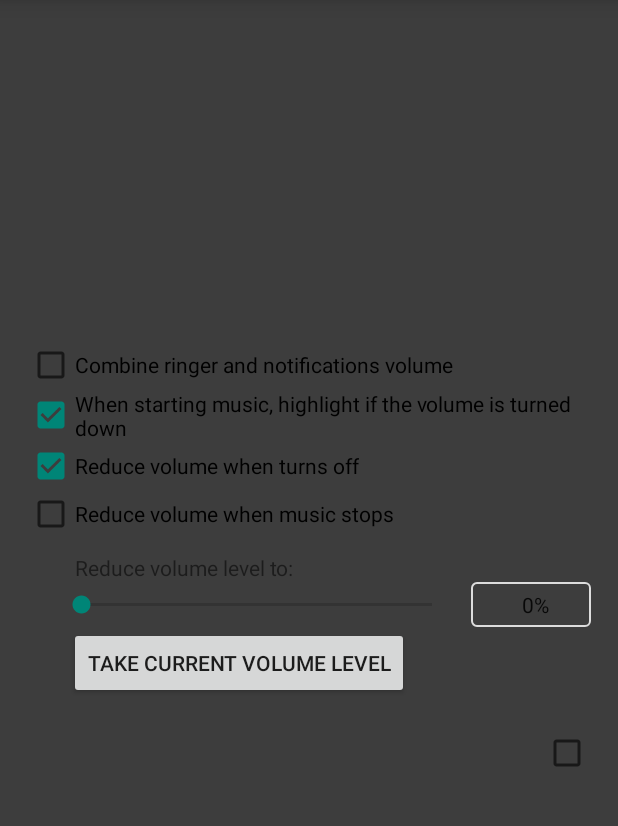
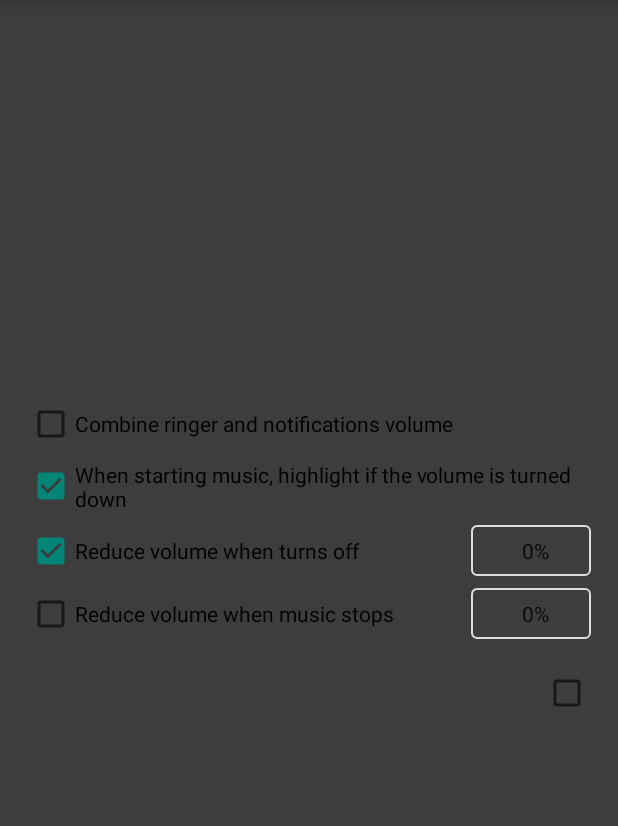
Before and after one commit to dstd/Keepitquiet, an Android app: the screen it shows after launch (MainActivity), on a phone screen of 412 x 824 dp, the part 59-885 px from its top. Run offline under Robolectric (Android 15) with nearby library versions, the phone set to English and light mode, and no system bars.

Commit message:
Separate volume values for each option

```diff
--- a/app/src/main/java/dstd/github/keepitquiet/MainActivity.kt
+++ b/app/src/main/java/dstd/github/keepitquiet/MainActivity.kt
@@ -1,17 +1,16 @@
 package dstd.github.keepitquiet
 
-import android.app.Activity
+import android.app.AlertDialog
 import android.app.NotificationManager
 import android.content.Context
 import android.content.Intent
-import android.media.AudioManager
 import android.os.Build
 import android.os.Bundle
 import android.provider.Settings
-import android.widget.SeekBar
+import androidx.fragment.app.FragmentActivity
 import dstd.github.keepitquiet.databinding.ActivityMainBinding
 
-class MainActivity: Activity() {
+class MainActivity: FragmentActivity(), VolumeLevelDialog.Delegate {
     private val settings = App.dependencies.settings
 
     private lateinit var views: ActivityMainBinding
@@ -30,12 +29,13 @@ class MainActivity: Activity() {
             setOnClickListener { applyReduceState() }
         }
 
-        views.volumeLevel.apply {
-            setOnSeekBarChangeListener(seekBarListener)
-            max = 100
+        views.reduceWhenOffLevel.apply {
+            setOnClickListener { chooseLevel(TAG_TURN_OFF) }
         }
 
-        views.takeCurrent.setOnClickListener { takeCurrentVolume() }
+        views.reduceWhenStopMusicLevel.apply {
+            setOnClickListener { chooseLevel(TAG_MUSIC_STOP) }
+        }
 
         views.combineVolume.apply {
             isChecked = settings.combineLevels
@@ -61,7 +61,7 @@ class MainActivity: Activity() {
             updateState()
         }
 
-        applyVolumeLevel()
+        updateLevelValues()
         StateService.applyActiveState()
     }
 
@@ -89,30 +89,35 @@ class MainActivity: Activity() {
         settings.highlightMutedMusic = views.highlightMutedMusic.isChecked
     }
 
-    private fun takeCurrentVolume() {
-        val am = getSystemService(Context.AUDIO_SERVICE) as? AudioManager ?: return
-        settings.reducedVolumeLevel = am.getStreamVolume(AudioManager.STREAM_MUSIC)
-        applyVolumeLevel()
+    private fun chooseLevel(tag: String) {
+        val initialLevel = when (tag) {
+            TAG_TURN_OFF -> settings.screenOffLevel
+            TAG_MUSIC_STOP -> settings.musicStopLevel
+            else -> return
+        }
+        VolumeLevelDialog().withVolumeLevel(initialLevel).show(supportFragmentManager, tag)
     }
 
-    private fun applyVolumeLevel() {
-        val am = getSystemService(Context.AUDIO_SERVICE) as? AudioManager ?: return
-        views.volumeLevel.apply {
-            max = am.getStreamMaxVolume(AudioManager.STREAM_MUSIC)
-            progress = settings.reducedVolumeLevel
-            seekBarListener.onProgressChanged(this, progress, false)
-        }
+    private fun updateLevelValues() {
+        views.reduceWhenOffLevel.text = getString(R.string.volume_level_percent, volumePercent(settings.screenOffLevel))
+        views.reduceWhenStopMusicLevel.text = getString(R.string.volume_level_percent, volumePercent(settings.musicStopLevel))
     }
 
-    private val seekBarListener = object : SeekBar.OnSeekBarChangeListener {
-        override fun onProgressChanged(seekBar: SeekBar, progress: Int, fromUser: Boolean) {
-            val percent = if (seekBar.max > 0) progress * 100 / seekBar.max else 0
-            views.volumePercent.text = getString(R.string.volume_level_percent, percent)
-            if (fromUser)
-                settings.reducedVolumeLevel = seekBar.progress
+    override fun onVolumeChanged(dialog: VolumeLevelDialog, value: Int) {
+        when (dialog.tag) {
+            TAG_TURN_OFF ->
+                settings.screenOffLevel = value
+            TAG_MUSIC_STOP ->
+                settings.musicStopLevel = value
+            else ->
+                return
         }
 
-        override fun onStartTrackingTouch(seekBar: SeekBar) = Unit
-        override fun onStopTrackingTouch(seekBar: SeekBar) = Unit
+        updateLevelValues()
+    }
+
+    companion object {
+        const val TAG_TURN_OFF = "tag1"
+        const val TAG_MUSIC_STOP = "tag2"
     }
 }
--- a/app/src/main/java/dstd/github/keepitquiet/Settings.kt
+++ b/app/src/main/java/dstd/github/keepitquiet/Settings.kt
@@ -1,14 +1,22 @@
 package dstd.github.keepitquiet
 
 import android.content.Context
+import android.media.AudioManager
 import dstd.github.keepitquiet.utils.SimplePreferences
 
 class Settings(context: Context): SimplePreferences(context) {
     var combineLevels: Boolean by BoolPreference(false)
     var highlightMutedMusic: Boolean by BoolPreference(true)
     var reduceWhenOff: Boolean by BoolPreference(true)
+    var musicStopLevel: Int by IntPreference(0)
     var reduceWhenStopMusic: Boolean by BoolPreference(false)
-    var reducedVolumeLevel: Int by IntPreference(0)
+    var screenOffLevel: Int by IntPreference(0)
 
     var debug: Boolean by BoolPreference(false)
 }
+
+fun volumePercent(value: Int): Int {
+    val am = App.context?.getSystemService(Context.AUDIO_SERVICE) as? AudioManager ?: return 0
+    val max = am.getStreamMaxVolume(AudioManager.STREAM_MUSIC)
+    return if (max > 0) 100 * value / max else 0
+}
--- a/app/src/main/res/layout/activity_main.xml
+++ b/app/src/main/res/layout/activity_main.xml
@@ -59,59 +59,51 @@
                 android:id="@+id/highlightMutedMusic"
                 android:layout_width="wrap_content"
                 android:layout_height="wrap_content"
-                android:layout_marginBottom="0dp"
+                android:layout_marginTop="8dp"
                 android:text="@string/highlight_muted_music"
-                />
-            <CheckBox
-                android:id="@+id/reduceWhenOff"
-                android:layout_width="wrap_content"
-                android:layout_height="wrap_content"
-                android:text="@string/reduce_when_off"
-                />
-            <CheckBox
-                android:id="@+id/reduceWhenStopMusic"
-                android:layout_width="wrap_content"
-                android:layout_height="wrap_content"
-                android:text="@string/reduce_when_music_stop"
-                />
-            <TextView
-                android:id="@+id/reduceVolume"
-                android:layout_width="wrap_content"
-                android:layout_height="wrap_content"
-                android:layout_marginStart="32dp"
-                android:layout_marginTop="10dp"
-                android:text="@string/reduce_volume"
                 />
             <LinearLayout
                 android:layout_width="match_parent"
                 android:layout_height="wrap_content"
-                android:gravity="center_vertical"
+                android:layout_marginTop="8dp"
+                android:orientation="horizontal"
                 >
-                <SeekBar
-                    android:id="@+id/volumeLevel"
+                <CheckBox
+                    android:id="@+id/reduceWhenOff"
                     android:layout_width="0dp"
                     android:layout_weight="1"
                     android:layout_height="wrap_content"
-                    android:layout_marginStart="20dp"
-                    android:layout_marginEnd="10dp"
+                    android:text="@string/reduce_when_off"
                     />
-                <TextView
-                    android:id="@+id/volumePercent"
+                <Button
+                    android:id="@+id/reduceWhenOffLevel"
                     android:layout_width="80sp"
-                    android:layout_height="wrap_content"
-                    android:minHeight="30sp"
-                    android:gravity="center"
+                    android:layout_height="34sp"
+                    tools:text="8%"
                     style="@style/Theme.EditText"
-                    tools:text="100%"
                     />
             </LinearLayout>
-            <Button
-                android:id="@+id/takeCurrent"
-                android:layout_width="wrap_content"
+            <LinearLayout
+                android:layout_width="match_parent"
                 android:layout_height="wrap_content"
-                android:layout_marginStart="28dp"
-                android:text="@string/take_current_volume_level"
-                />
+                android:layout_marginTop="8dp"
+                android:orientation="horizontal"
+                >
+                <CheckBox
+                    android:id="@+id/reduceWhenStopMusic"
+                    android:layout_width="0dp"
+                    android:layout_weight="1"
+                    android:layout_height="wrap_content"
+                    android:text="@string/reduce_when_music_stop"
+                    />
+                <Button
+                    android:id="@+id/reduceWhenStopMusicLevel"
+                    android:layout_width="80sp"
+                    android:layout_height="34sp"
+                    tools:text="8%"
+                    style="@style/Theme.EditText"
+                    />
+            </LinearLayout>
             <CheckBox
                 android:id="@+id/debug"
                 android:layout_width="wrap_content"
--- a/app/src/main/res/values/strings.xml
+++ b/app/src/main/res/values/strings.xml
@@ -1,11 +1,14 @@
+<?xml version="1.0" encoding="utf-8"?>
 <resources>
     <string name="app_name">Keepitquiet</string>
+    <string name="action_ok">OK</string>
+    <string name="action_cancel">Cancel</string>
     <string name="enable_debug">Debug mode</string>
     <string name="service_notification_text">Service is active</string>
     <string name="show_notification">Show notification</string>
     <string name="reduce_when_off">Reduce volume when turns off</string>
     <string name="reduce_when_music_stop">Reduce volume when music stops</string>
-    <string name="reduce_volume">Reduce volume level to:</string>
+    <string name="volume_level">Volume level</string>
     <string name="volume_level_percent" translatable="false">%d%%</string>
     <string name="take_current_volume_level">Take current volume level</string>
     <string name="combine_volume">Combine ringer and notifications volume</string>
```
Also changed, not shown: app/src/main/java/dstd/github/keepitquiet/StateService.kt (+13 -10 lines), app/src/main/java/dstd/github/keepitquiet/VolumeLevelDialog.kt (added, +76 -0 lines), app/src/main/res/layout/fragment_volume.xml (added, +50 -0 lines), 1 other file.
